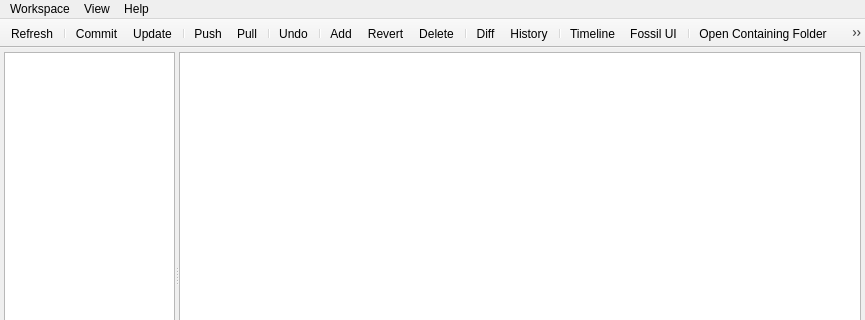
Qt form MainWindow.ui (AnotherFoxGuy/diesel-scm) before a commit; both pictures show x 0 to 865 and y 0 to 320 of the 865 by 640 pixel window.
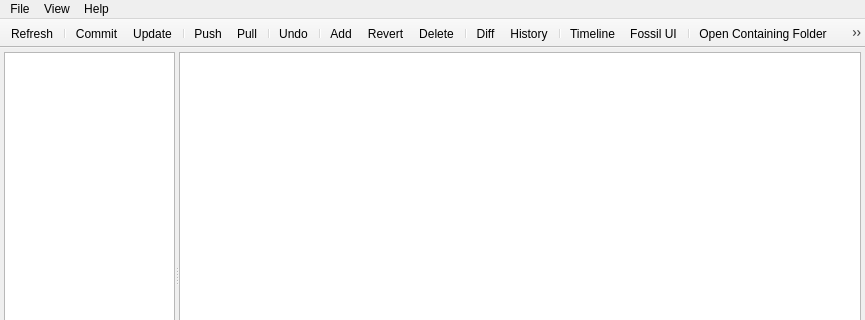
The same form after that commit. Icons and pictures are not drawn.

Commit message:
Reorganized the menus. Removed distinction between repositories and workspaces Open Workspace action maps to File|Open Open Workspace now also "opens" the fossil repo if no workspace is detected Added "Close Repo" action (File|Close)
FossilOrigin-Name: 1fb5f07f1b18c3d7f9cf16f54cd790294001940f

The edit to the form file:
```diff
--- a/MainWindow.ui
+++ b/MainWindow.ui
@@ -128,7 +128,7 @@
    </property>
    <widget class="QMenu" name="menuFile">
     <property name="title">
-     <string>Workspace</string>
+     <string>File</string>
     </property>
     <addaction name="actionOpen"/>
     <addaction name="separator"/>
```
Left out of the diff: 80 changed lines with no effect on the pictures. The commit also changes 4 other files.
